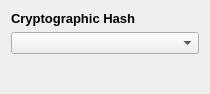
Old version of the form stringbuilder/widgets/widgetfilehashsetting.ui in the repository Takashi-Inoue/FileRenamer.
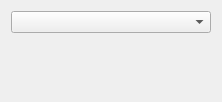
New version of the form. Custom widgets are drawn as their Qt base class.

Diff of the .ui file:
```diff
--- a/stringbuilder/widgets/widgetfilehashsetting.ui
+++ b/stringbuilder/widgets/widgetfilehashsetting.ui
@@ -6,27 +6,14 @@
    <rect>
     <x>0</x>
     <y>0</y>
-    <width>210</width>
-    <height>94</height>
+    <width>222</width>
+    <height>102</height>
    </rect>
   </property>
   <property name="windowTitle">
    <string>Form</string>
   </property>
   <layout class="QVBoxLayout" name="verticalLayout">
-   <item>
-    <widget class="QLabel" name="label">
-     <property name="font">
-      <font>
-       <pointsize>10</pointsize>
-       <bold>true</bold>
-      </font>
-     </property>
-     <property name="text">
-      <string>Cryptographic Hash</string>
-     </property>
-    </widget>
-   </item>
    <item>
     <widget class="QComboBox" name="comboBoxHashType"/>
    </item>
```
Left out of the diff: 2 changed lines with no effect on the pictures.
